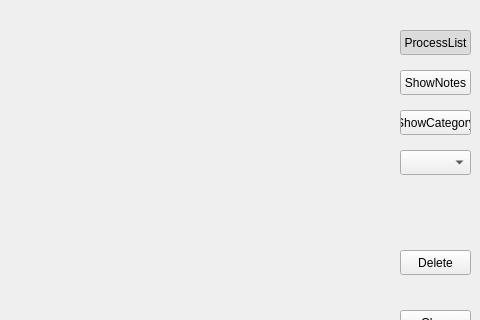
Qt form QKeyMapper/qkeymapper.ui (Zalafina/QKeyMapper) before a commit; both pictures show x 590 to 1070 and y 0 to 320 of the 1070 by 670 pixel window.
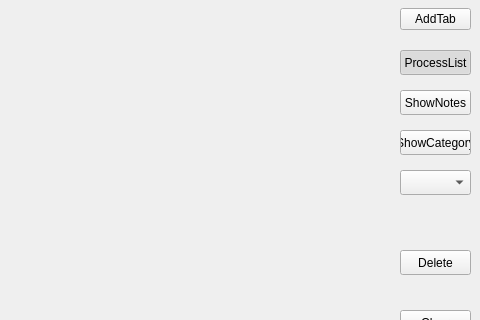
The same form after that commit.

```diff
--- a/QKeyMapper/qkeymapper.ui
+++ b/QKeyMapper/qkeymapper.ui
@@ -1759,7 +1759,7 @@
    <property name="geometry">
     <rect>
      <x>990</x>
-     <y>30</y>
+     <y>50</y>
      <width>71</width>
      <height>25</height>
     </rect>
@@ -1784,7 +1784,7 @@
    <property name="geometry">
     <rect>
      <x>990</x>
-     <y>70</y>
+     <y>90</y>
      <width>71</width>
      <height>25</height>
     </rect>
@@ -2075,7 +2075,7 @@
    <property name="geometry">
     <rect>
      <x>990</x>
-     <y>110</y>
+     <y>130</y>
      <width>71</width>
      <height>25</height>
     </rect>
@@ -2097,7 +2097,7 @@
    <property name="geometry">
     <rect>
      <x>990</x>
-     <y>150</y>
+     <y>170</y>
      <width>71</width>
      <height>25</height>
     </rect>
@@ -2112,6 +2112,25 @@
     <number>-1</number>
    </property>
   </widget>
+  <widget class="QPushButton" name="addTabButton">
+   <property name="geometry">
+    <rect>
+     <x>990</x>
+     <y>8</y>
+     <width>71</width>
+     <height>22</height>
+    </rect>
+   </property>
+   <property name="focusPolicy">
+    <enum>Qt::FocusPolicy::NoFocus</enum>
+   </property>
+   <property name="text">
+    <string>AddTab</string>
+   </property>
+   <property name="autoDefault">
+    <bool>false</bool>
+   </property>
+  </widget>
   <zorder>keymapButton</zorder>
   <zorder>savemaplistButton</zorder>
   <zorder>processinfoTable</zorder>
```
Left out of the diff: 1 changed line with no effect on the pictures.
